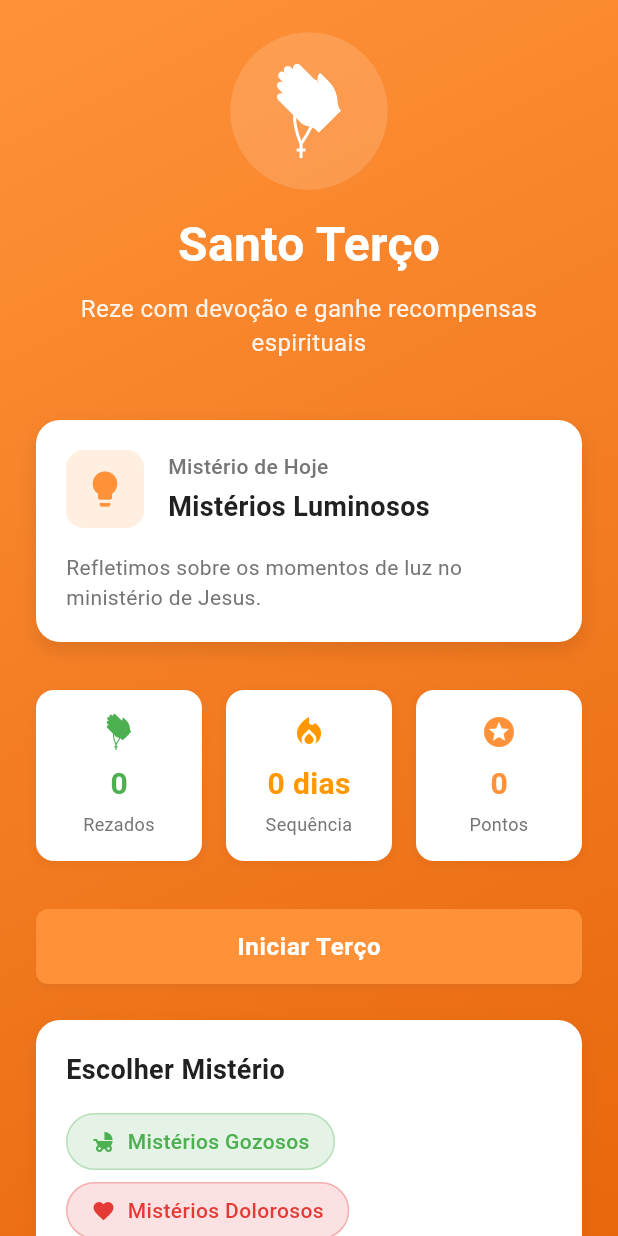
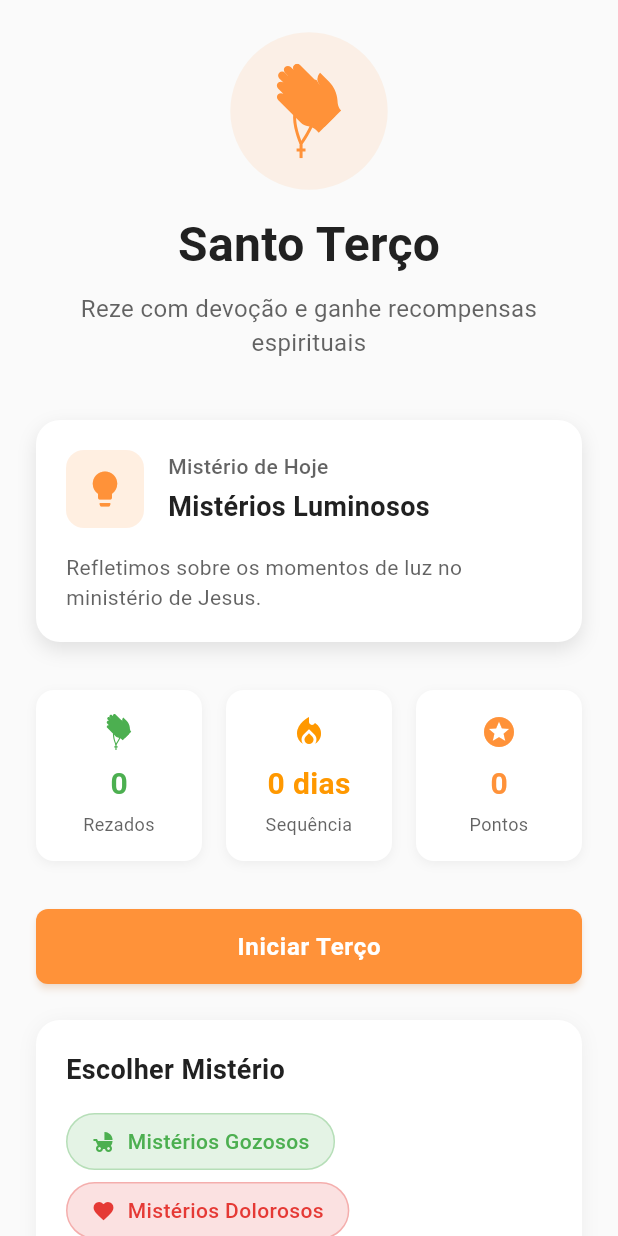
Before and after one commit to Daniel-Moraes/Katholiks, a Flutter app: the RosaryHomeScreen screen opened by its route, on a phone screen of 412 x 824 dp. Run offline on Flutter 3.47's test engine with Material 3 defaults, Android fonts, the phone set to English and light mode, and no system bars; our stand-ins replace cloud_firestore, firebase_auth, firebase_core, flutter_svg, go_router, google_sign_in and 2 more; accounts and stored records are empty.

Commit message:
Alguns ajustes na tela de terço para padronizar cores

```diff
--- a/lib/models/rosary.dart
+++ b/lib/models/rosary.dart
@@ -192,6 +192,9 @@ class RosaryStats {
 
 /// 📿 Orações completas do Santo Terço
 class RosaryPrayers {
+  static const String sinalDaCruz =
+      '''Em nome do Pai, e do Filho, e do Espírito Santo. Amém.''';
+
   static const String creio =
       '''Creio em Deus Pai todo-poderoso, criador do céu e da terra. E em Jesus Cristo, seu único Filho, nosso Senhor, que foi concebido pelo poder do Espírito Santo; nasceu da Virgem Maria; padeceu sob Pôncio Pilatos, foi crucificado, morto e sepultado; desceu à mansão dos mortos; ressuscitou ao terceiro dia; subiu aos céus, está sentado à direita de Deus Pai todo-poderoso, donde há de vir a julgar os vivos e os mortos. Creio no Espírito Santo, na Santa Igreja Católica, na comunhão dos santos, na remissão dos pecados, na ressurreição da carne e na vida eterna. Amém.''';
 
@@ -216,6 +219,7 @@ class RosaryPrayers {
 
 /// 🔮 Tipos de oração expandidos
 enum PrayerTypeExpanded {
+  sinalDaCruz('Sinal da Cruz', RosaryPrayers.sinalDaCruz),
   creio('Creio', RosaryPrayers.creio),
   paiNosso('Pai Nosso', RosaryPrayers.paiNosso),
   aveMaria('Ave Maria', RosaryPrayers.aveMaria),
--- a/lib/screens/home/pages/profile_page.dart
+++ b/lib/screens/home/pages/profile_page.dart
@@ -99,6 +99,7 @@ class ProfilePage extends StatelessWidget {
                     title: 'Idioma',
                     subtitle: 'Português (Brasil)',
                     onTap: () {},
+                    isLast: true,
                   ),
                 ],
               ),
@@ -135,6 +136,7 @@ class ProfilePage extends StatelessWidget {
                     title: 'Histórico',
                     subtitle: 'Orações realizadas',
                     onTap: () {},
+                    isLast: true,
                   ),
                 ],
               ),
@@ -397,9 +399,8 @@ class ProfilePage extends StatelessWidget {
               : Colors.transparent,
           borderRadius: BorderRadius.circular(12),
           border: Border.all(
-            color: isSelected
-                ? AppColors.primary
-                : Theme.of(context).dividerColor,
+            color:
+                isSelected ? AppColors.primary : Theme.of(context).dividerColor,
             width: isSelected ? 2 : 1,
           ),
         ),
@@ -420,11 +421,11 @@ class ProfilePage extends StatelessWidget {
                   Text(
                     title,
                     style: Theme.of(context).textTheme.titleMedium?.copyWith(
-                      color: isSelected
-                          ? AppColors.primary
-                          : Theme.of(context).colorScheme.onSurface,
-                      fontWeight: FontWeight.w600,
-                    ),
+                          color: isSelected
+                              ? AppColors.primary
+                              : Theme.of(context).colorScheme.onSurface,
+                          fontWeight: FontWeight.w600,
+                        ),
                   ),
                   Text(
                     subtitle,
--- a/lib/screens/rosary/rosary_home_screen.dart
+++ b/lib/screens/rosary/rosary_home_screen.dart
@@ -58,10 +58,20 @@ class _RosaryHomeScreenState extends State<RosaryHomeScreen>
   @override
   Widget build(BuildContext context) {
     return Scaffold(
+      backgroundColor: Theme.of(context).scaffoldBackgroundColor,
       body: Container(
-        decoration: const BoxDecoration(
-          gradient: AppColors.primaryGradient,
-        ),
+        decoration: Theme.of(context).brightness == Brightness.dark
+            ? BoxDecoration(
+                gradient: LinearGradient(
+                  begin: Alignment.topLeft,
+                  end: Alignment.bottomRight,
+                  colors: [
+                    AppColors.darkBackground,
+                    AppColors.darkSurface,
+                  ],
+                ),
+              )
+            : null,
         child: SafeArea(
           child: SingleChildScrollView(
             padding: const EdgeInsets.all(24),
@@ -97,24 +107,30 @@ class _RosaryHomeScreenState extends State<RosaryHomeScreen>
               child: Container(
                 padding: const EdgeInsets.all(20),
                 decoration: BoxDecoration(
-                  color: Colors.white.withOpacity(0.15),
+                  color: Theme.of(context).brightness == Brightness.dark
+                      ? Colors.white.withOpacity(0.15)
+                      : Theme.of(context).colorScheme.primary.withOpacity(0.1),
                   shape: BoxShape.circle,
                 ),
-                child: const RosaryIcon(
+                child: RosaryIcon(
                   size: 60,
-                  color: Colors.white,
+                  color: Theme.of(context).brightness == Brightness.dark
+                      ? Colors.white
+                      : Theme.of(context).colorScheme.primary,
                 ),
               ),
             );
           },
         ),
         const SizedBox(height: 16),
-        const Text(
+        Text(
           'Santo Terço',
           style: TextStyle(
             fontSize: 32,
             fontWeight: FontWeight.bold,
-            color: Colors.white,
+            color: Theme.of(context).brightness == Brightness.dark
+                ? AppColors.darkOnBackground
+                : Theme.of(context).colorScheme.onSurface,
           ),
         ),
         const SizedBox(height: 8),
@@ -122,7 +138,9 @@ class _RosaryHomeScreenState extends State<RosaryHomeScreen>
           'Reze com devoção e ganhe recompensas espirituais',
           style: TextStyle(
             fontSize: 16,
-            color: Colors.white.withOpacity(0.9),
+            color: Theme.of(context).brightness == Brightness.dark
+                ? AppColors.darkOnBackground.withOpacity(0.9)
+                : Theme.of(context).colorScheme.onSurface.withOpacity(0.7),
           ),
           textAlign: TextAlign.center,
         ),
@@ -140,11 +158,11 @@ class _RosaryHomeScreenState extends State<RosaryHomeScreen>
       width: double.infinity,
       padding: const EdgeInsets.all(20),
       decoration: BoxDecoration(
-        color: Colors.white,
+        color: Theme.of(context).cardColor,
         borderRadius: BorderRadius.circular(16),
         boxShadow: [
           BoxShadow(
-            color: Colors.black.withOpacity(0.1),
+            color: Theme.of(context).shadowColor.withOpacity(0.1),
             blurRadius: 10,
             offset: const Offset(0, 5),
           ),
@@ -171,21 +189,24 @@ class _RosaryHomeScreenState extends State<RosaryHomeScreen>
                 child: Column(
                   crossAxisAlignment: CrossAxisAlignment.start,
                   children: [
-                    const Text(
+                    Text(
                       'Mistério de Hoje',
                       style: TextStyle(
                         fontSize: 14,
                         fontWeight: FontWeight.w500,
-                        color: AppColors.textSecondary,
+                        color: Theme.of(context)
+                            .colorScheme
+                            .onSurface
+                            .withOpacity(0.7),
                       ),
                     ),
                     const SizedBox(height: 4),
                     Text(
                       mysteryName,
-                      style: const TextStyle(
+                      style: TextStyle(
                         fontSize: 18,
                         fontWeight: FontWeight.bold,
-                        color: AppColors.textPrimary,
+                        color: Theme.of(context).colorScheme.onSurface,
                       ),
                     ),
                   ],
@@ -196,9 +217,9 @@ class _RosaryHomeScreenState extends State<RosaryHomeScreen>
           const SizedBox(height: 16),
           Text(
             _getMysteryDescription(todaysMystery),
-            style: const TextStyle(
+            style: TextStyle(
               fontSize: 14,
-              color: AppColors.textSecondary,
+              color: Theme.of(context).colorScheme.onSurface.withOpacity(0.7),
               height: 1.4,
             ),
           ),
@@ -267,11 +288,11 @@ class _RosaryHomeScreenState extends State<RosaryHomeScreen>
     return Container(
       padding: const EdgeInsets.all(16),
       decoration: BoxDecoration(
-        color: Colors.white,
+        color: Theme.of(context).cardColor,
         borderRadius: BorderRadius.circular(12),
         boxShadow: [
           BoxShadow(
-            color: Colors.black.withOpacity(0.05),
+            color: Theme.of(context).shadowColor.withOpacity(0.05),
             blurRadius: 5,
             offset: const Offset(0, 2),
           ),
@@ -283,7 +304,7 @@ class _RosaryHomeScreenState extends State<RosaryHomeScreen>
             width: 24,
             height: 24,
             decoration: BoxDecoration(
-              color: Colors.grey.withOpacity(0.3),
+              color: Theme.of(context).colorScheme.onSurface.withOpacity(0.3),
               borderRadius: BorderRadius.circular(4),
             ),
           ),
@@ -292,7 +313,7 @@ class _RosaryHomeScreenState extends State<RosaryHomeScreen>
             width: 40,
             height: 20,
             decoration: BoxDecoration(
-              color: Colors.grey.withOpacity(0.3),
+              color: Theme.of(context).colorScheme.onSurface.withOpacity(0.3),
               borderRadius: BorderRadius.circular(4),
             ),
           ),
@@ -301,7 +322,7 @@ class _RosaryHomeScreenState extends State<RosaryHomeScreen>
             width: 60,
             height: 12,
             decoration: BoxDecoration(
-              color: Colors.grey.withOpacity(0.3),
+              color: Theme.of(context).colorScheme.onSurface.withOpacity(0.3),
               borderRadius: BorderRadius.circular(4),
             ),
           ),
@@ -314,11 +335,11 @@ class _RosaryHomeScreenState extends State<RosaryHomeScreen>
     return Container(
       padding: const EdgeInsets.all(16),
       decoration: BoxDecoration(
-        color: Colors.white,
+        color: Theme.of(context).cardColor,
         borderRadius: BorderRadius.circular(12),
         boxShadow: [
           BoxShadow(
-            color: Colors.black.withOpacity(0.05),
+            color: Theme.of(context).shadowColor.withOpacity(0.05),
             blurRadius: 5,
             offset: const Offset(0, 2),
           ),
@@ -343,9 +364,9 @@ class _RosaryHomeScreenState extends State<RosaryHomeScreen>
           const SizedBox(height: 4),
           Text(
             title,
-            style: const TextStyle(
+            style: TextStyle(
               fontSize: 12,
-              color: AppColors.textSecondary,
+              color: Theme.of(context).colorScheme.onSurface.withOpacity(0.7),
             ),
             textAlign: TextAlign.center,
           ),
@@ -385,11 +406,11 @@ class _RosaryHomeScreenState extends State<RosaryHomeScreen>
       width: double.infinity,
       padding: const EdgeInsets.all(20),
       decoration: BoxDecoration(
-        color: Colors.white,
+        color: Theme.of(context).cardColor,
         borderRadius: BorderRadius.circular(16),
         boxShadow: [
           BoxShadow(
-            color: Colors.black.withOpacity(0.05),
+            color: Theme.of(context).shadowColor.withOpacity(0.05),
             blurRadius: 10,
             offset: const Offset(0, 2),
           ),
@@ -398,12 +419,12 @@ class _RosaryHomeScreenState extends State<RosaryHomeScreen>
       child: Column(
         crossAxisAlignment: CrossAxisAlignment.start,
         children: [
-          const Text(
+          Text(
             'Escolher Mistério',
             style: TextStyle(
               fontSize: 18,
               fontWeight: FontWeight.bold,
-              color: AppColors.textPrimary,
+              color: Theme.of(context).colorScheme.onSurface,
             ),
           ),
           const SizedBox(height: 16),
@@ -460,11 +481,11 @@ class _RosaryHomeScreenState extends State<RosaryHomeScreen>
       width: double.infinity,
       padding: const EdgeInsets.all(20),
       decoration: BoxDecoration(
-        color: Colors.white,
+        color: Theme.of(context).cardColor,
         borderRadius: BorderRadius.circular(16),
         boxShadow: [
           BoxShadow(
-            color: Colors.black.withOpacity(0.05),
+            color: Theme.of(context).shadowColor.withOpacity(0.05),
             blurRadius: 10,
             offset: const Offset(0, 2),
           ),
@@ -473,30 +494,30 @@ class _RosaryHomeScreenState extends State<RosaryHomeScreen>
       child: Column(
         crossAxisAlignment: CrossAxisAlignment.start,
         children: [
-          const Row(
+          Row(
             children: [
-              Icon(
+              const Icon(
                 Icons.emoji_events,
                 color: AppColors.warning,
                 size: 24,
               ),
-              SizedBox(width: 8),
+              const SizedBox(width: 8),
               Text(
                 'Conquistas',
                 style: TextStyle(
                   fontSize: 18,
                   fontWeight: FontWeight.bold,
-                  color: AppColors.textPrimary,
+                  color: Theme.of(context).colorScheme.onSurface,
                 ),
               ),
             ],
           ),
           const SizedBox(height: 16),
-          const Text(
+          Text(
             'Continue rezando para desbloquear conquistas especiais!',
             style: TextStyle(
               fontSize: 14,
-              color: AppColors.textSecondary,
+              color: Theme.of(context).colorScheme.onSurface.withOpacity(0.7),
             ),
           ),
           const SizedBox(height: 12),
--- a/lib/services/rosary_service.dart
+++ b/lib/services/rosary_service.dart
@@ -293,6 +293,7 @@ class RosaryService extends ChangeNotifier {
     List<RosaryPrayerStep> steps = [];
 
     // 1. Sinal da Cruz (implícito - não contabilizado)
+    steps.add(const RosaryPrayerStep(type: PrayerTypeExpanded.sinalDaCruz));
 
     // 2. Creio
     steps.add(const RosaryPrayerStep(type: PrayerTypeExpanded.creio));
```
